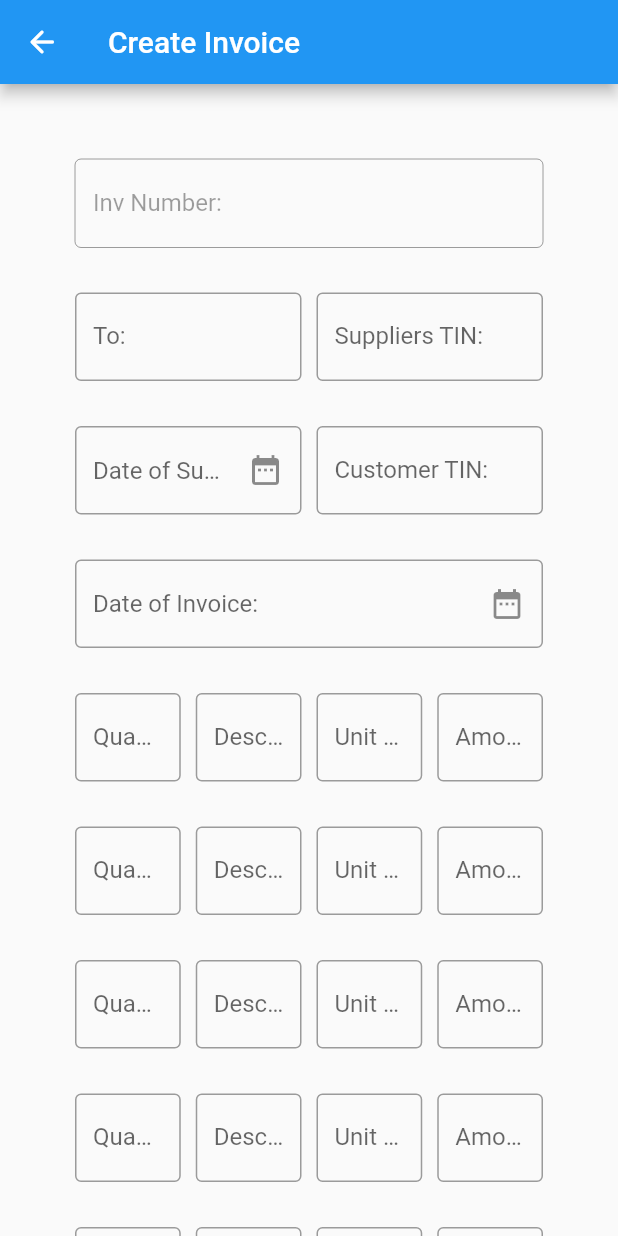
After one commit to Charuhasen/Invoice-Generator, a Flutter app: the CreateInvoice screen opened directly, on a phone screen of 412 x 824 dp. The commit adds this screen. Run offline on Flutter 3.47's test engine with Material 2 defaults, Android fonts, the phone set to English and light mode, and no system bars; our stand-ins replace file_picker, get, hive_flutter; accounts and stored records are empty.

Commit message:
UI for Create Invoice

```diff
--- /dev/null
+++ b/lib/models/product.dart
@@ -0,0 +1,13 @@
+class Product {
+  int quantity;
+  String description;
+  double unitPrice;
+  double amount;
+
+  Product({
+    required this.quantity,
+    required this.description,
+    required this.unitPrice,
+    required this.amount,
+  });
+}
--- /dev/null
+++ b/lib/pages/create_invoice.dart
@@ -0,0 +1,470 @@
+import 'package:flutter/material.dart';
+import 'package:get/get.dart';
+
+class CreateInvoice extends StatefulWidget {
+  const CreateInvoice({super.key});
+
+  @override
+  State<CreateInvoice> createState() => _CreateInvoiceState();
+}
+
+class _CreateInvoiceState extends State<CreateInvoice> {
+  //Text Editing Cntroller
+  TextEditingController invoiceNumberController = TextEditingController();
+  TextEditingController toController = TextEditingController();
+  TextEditingController suppliersTINController = TextEditingController();
+  TextEditingController dateOfSupplyController = TextEditingController();
+  TextEditingController customerTINController = TextEditingController();
+  TextEditingController dateOfInvoiceController = TextEditingController();
+  //Product Text Controller
+  TextEditingController quantityOneController = TextEditingController();
+  TextEditingController descriptionOneController = TextEditingController();
+  TextEditingController unitPriceOneController = TextEditingController();
+  TextEditingController amountOneController = TextEditingController();
+  //
+  TextEditingController quantityTwoController = TextEditingController();
+  TextEditingController descriptionTwoController = TextEditingController();
+  TextEditingController unitPriceTwoController = TextEditingController();
+  TextEditingController amountTwoController = TextEditingController();
+  //
+  TextEditingController quantityThreeController = TextEditingController();
+  TextEditingController descriptionThreeController = TextEditingController();
+  TextEditingController unitPriceThreeController = TextEditingController();
+  TextEditingController amountThreeController = TextEditingController();
+  //
+  TextEditingController quantityFourController = TextEditingController();
+  TextEditingController descriptionFourController = TextEditingController();
+  TextEditingController unitPriceFourController = TextEditingController();
+  TextEditingController amountFourController = TextEditingController();
+  //
+  TextEditingController quantityFiveController = TextEditingController();
+  TextEditingController descriptionFiveController = TextEditingController();
+  TextEditingController unitPriceFiveController = TextEditingController();
+  TextEditingController amountFiveController = TextEditingController();
+  //
+  TextEditingController termsOfPaymentController = TextEditingController();
+
+  void _showDatePicker(TextEditingController nameOfController) {
+    showDatePicker(
+      context: context,
+      initialDate: DateTime.now(),
+      firstDate: DateTime(2000),
+      lastDate: DateTime(4000),
+    ).then((value) {
+      setState(() {
+        String day = value!.day.toString();
+        String month = value.month.toString();
+        String year = value.year.toString();
+        nameOfController.text = "$day/$month/$year";
+      });
+    });
+  }
+
+  @override
+  Widget build(BuildContext context) {
+    return Scaffold(
+      appBar: AppBar(
+        title: const Text("Create Invoice"),
+        leading: IconButton(
+          icon: const Icon(Icons.arrow_back_rounded),
+          onPressed: () {
+            Get.back();
+          },
+        ),
+      ),
+      body: SingleChildScrollView(
+        child: Padding(
+          padding: const EdgeInsets.all(50.0),
+          child: Column(
+            mainAxisSize: MainAxisSize.min,
+            mainAxisAlignment: MainAxisAlignment.spaceAround,
+            children: [
+              Flexible(
+                child: TextFormField(
+                  controller: invoiceNumberController,
+                  decoration: const InputDecoration(
+                    labelText: "Inv Number: ",
+                    border: OutlineInputBorder(),
+                    enabled: false,
+                  ),
+                ),
+              ),
+              /////
+              const SizedBox(
+                height: 30,
+              ),
+              Row(
+                children: [
+                  Flexible(
+                    child: TextFormField(
+                      controller: toController,
+                      decoration: const InputDecoration(
+                        labelText: "To: ",
+                        border: OutlineInputBorder(),
+                      ),
+                    ),
+                  ),
+                  const SizedBox(
+                    width: 10,
+                  ),
+                  Flexible(
+                    child: TextFormField(
+                      controller: suppliersTINController,
+                      decoration: const InputDecoration(
+                        labelText: "Suppliers TIN: ",
+                        border: OutlineInputBorder(),
+                      ),
+                    ),
+                  ),
+                ],
+              ),
+              ///////
+              const SizedBox(
+                height: 30,
+              ),
+              Row(
+                children: [
+                  Flexible(
+                    child: TextField(
+                      controller: dateOfSupplyController,
+                      decoration: InputDecoration(
+                        hintText: "Date of Supply",
+                        border: const OutlineInputBorder(),
+                        suffixIcon: IconButton(
+                          onPressed: () {
+                            _showDatePicker(dateOfSupplyController);
+                          },
+                          icon: const Icon(Icons.date_range),
+                        ),
+                      ),
+                    ),
+                  ),
+                  const SizedBox(
+                    width: 10,
+                  ),
+                  Flexible(
+                    child: TextFormField(
+                      controller: customerTINController,
+                      decoration: const InputDecoration(
+                        labelText: "Customer TIN: ",
+                        border: OutlineInputBorder(),
+                      ),
+                    ),
+                  ),
+                ],
+              ),
+              //////
+              const SizedBox(
+                height: 30,
+              ),
+              Flexible(
+                child: TextField(
+                  controller: dateOfInvoiceController,
+                  decoration: InputDecoration(
+                    hintText: "Date of Invoice: ",
+                    border: const OutlineInputBorder(),
+                    suffixIcon: IconButton(
+                      onPressed: () {
+                        _showDatePicker(dateOfInvoiceController);
+                      },
+                      icon: const Icon(Icons.date_range),
+                    ),
+                  ),
+                ),
+              ),
+              //////
+              const SizedBox(
+                height: 30,
+              ),
+              //Product One
+              Row(
+                children: [
+                  Flexible(
+                    child: TextFormField(
+                      controller: quantityOneController,
+                      decoration: const InputDecoration(
+                        labelText: "Quantity: ",
+                        border: OutlineInputBorder(),
+                      ),
+                    ),
+                  ),
+                  const SizedBox(
+                    width: 10,
+                  ),
+                  Flexible(
+                    child: TextFormField(
+                      controller: descriptionOneController,
+                      decoration: const InputDecoration(
+                        labelText: "Description: ",
+                        border: OutlineInputBorder(),
+                      ),
+                    ),
+                  ),
+                  const SizedBox(
+                    width: 10,
+                  ),
+                  Flexible(
+                    child: TextFormField(
+                      controller: unitPriceOneController,
+                      decoration: const InputDecoration(
+                        labelText: "Unit Price: ",
+                        border: OutlineInputBorder(),
+                      ),
+                    ),
+                  ),
+                  const SizedBox(
+                    width: 10,
+                  ),
+                  Flexible(
+                    child: TextFormField(
+                      controller: amountOneController,
+                      decoration: const InputDecoration(
+                        labelText: "Amount: ",
+                        border: OutlineInputBorder(),
+                      ),
+                    ),
+                  ),
+                ],
+              ),
+              //////
+              const SizedBox(
+                height: 30,
+              ),
+              //Product Two
+              Row(
+                children: [
+                  Flexible(
+                    child: TextFormField(
+                      controller: quantityTwoController,
+                      decoration: const InputDecoration(
+                        labelText: "Quantity: ",
+                        border: OutlineInputBorder(),
+                      ),
+                    ),
+                  ),
+                  const SizedBox(
+                    width: 10,
+                  ),
+                  Flexible(
+                    child: TextFormField(
+                      controller: descriptionTwoController,
+                      decoration: const InputDecoration(
+                        labelText: "Description: ",
+                        border: OutlineInputBorder(),
+                      ),
+                    ),
+                  ),
+                  const SizedBox(
+                    width: 10,
+                  ),
+                  Flexible(
+                    child: TextFormField(
+                      controller: unitPriceTwoController,
+                      decoration: const InputDecoration(
+                        labelText: "Unit Price: ",
+                        border: OutlineInputBorder(),
+                      ),
+                    ),
+                  ),
+                  const SizedBox(
+                    width: 10,
+                  ),
+                  Flexible(
+                    child: TextFormField(
+                      controller: amountTwoController,
+                      decoration: const InputDecoration(
+                        labelText: "Amount: ",
+                        border: OutlineInputBorder(),
+                      ),
+                    ),
+                  ),
+                ],
+              ),
+              //////
+              const SizedBox(
+                height: 30,
+              ),
+              //Product Three
+              Row(
+                children: [
+                  Flexible(
+                    child: TextFormField(
+                      controller: quantityThreeController,
+                      decoration: const InputDecoration(
+                        labelText: "Quantity: ",
+                        border: OutlineInputBorder(),
+                      ),
+                    ),
+                  ),
+                  const SizedBox(
+                    width: 10,
+                  ),
+                  Flexible(
+                    child: TextFormField(
+                      controller: descriptionThreeController,
+                      decoration: const InputDecoration(
+                        labelText: "Description: ",
+                        border: OutlineInputBorder(),
+                      ),
+                    ),
+                  ),
+                  const SizedBox(
+                    width: 10,
+                  ),
+                  Flexible(
+                    child: TextFormField(
+                      controller: unitPriceThreeController,
+                      decoration: const InputDecoration(
+                        labelText: "Unit Price: ",
+                        border: OutlineInputBorder(),
+                      ),
+                    ),
+                  ),
+                  const SizedBox(
+                    width: 10,
+                  ),
+                  Flexible(
+                    child: TextFormField(
+                      controller: amountThreeController,
+                      decoration: const InputDecoration(
+                        labelText: "Amount: ",
+                        border: OutlineInputBorder(),
+                      ),
+                    ),
+                  ),
+                ],
+              ),
+              //////
+              const SizedBox(
+                height: 30,
+              ),
+              //Product Four
+              Row(
+                children: [
+                  Flexible(
+                    child: TextFormField(
+                      controller: quantityFourController,
+                      decoration: const InputDecoration(
+                        labelText: "Quantity: ",
+                        border: OutlineInputBorder(),
+                      ),
+                    ),
+                  ),
+                  const SizedBox(
+                    width: 10,
+                  ),
+                  Flexible(
+                    child: TextFormField(
+                      controller: descriptionFourController,
+                      decoration: const InputDecoration(
+                        labelText: "Description: ",
+                        border: OutlineInputBorder(),
+                      ),
+                    ),
+                  ),
+                  const SizedBox(
+                    width: 10,
+                  ),
+                  Flexible(
+                    child: TextFormField(
+                      controller: unitPriceFourController,
+                      decoration: const InputDecoration(
+                        labelText: "Unit Price: ",
+                        border: OutlineInputBorder(),
+                      ),
+                    ),
+                  ),
+                  const SizedBox(
+                    width: 10,
+                  ),
+                  Flexible(
+                    child: TextFormField(
+                      controller: amountFourController,
+                      decoration: const InputDecoration(
+                        labelText: "Amount: ",
+                        border: OutlineInputBorder(),
+                      ),
+                    ),
+                  ),
+                ],
+              ),
+              //////
+              const SizedBox(
+                height: 30,
+              ),
+              //Product Five
+              Row(
+                children: [
+                  Flexible(
+                    child: TextFormField(
+                      controller: quantityFiveController,
+                      decoration: const InputDecoration(
+                        labelText: "Quantity: ",
+                        border: OutlineInputBorder(),
+                      ),
+                    ),
+                  ),
+                  const SizedBox(
+                    width: 10,
+                  ),
+                  Flexible(
+                    child: TextFormField(
+                      controller: descriptionFiveController,
+                      decoration: const InputDecoration(
+                        labelText: "Description: ",
+                        border: OutlineInputBorder(),
+                      ),
+                    ),
+                  ),
+                  const SizedBox(
+                    width: 10,
+                  ),
+                  Flexible(
+                    child: TextFormField(
+                      controller: unitPriceFiveController,
+                      decoration: const InputDecoration(
+                        labelText: "Unit Price: ",
+                        border: OutlineInputBorder(),
+                      ),
+                    ),
+                  ),
+                  const SizedBox(
+                    width: 10,
+                  ),
+                  Flexible(
+                    child: TextFormField(
+                      controller: amountFiveController,
+                      decoration: const InputDecoration(
+                        labelText: "Amount: ",
+                        border: OutlineInputBorder(),
+                      ),
+                    ),
+                  ),
+                ],
+              ),
+              const SizedBox(
+                height: 30,
+              ),
+              Flexible(
+                child: TextFormField(
+                  controller: termsOfPaymentController,
+                  decoration: const InputDecoration(
+                    labelText: "Terms of Payment: ",
+                    border: OutlineInputBorder(),
+                  ),
+                ),
+              ),
+              const SizedBox(
+                height: 30,
+              ),
+              ElevatedButton(
+                onPressed: () {},
+                child: const Text("Generate"),
+              )
+            ],
+          ),
+        ),
+      ),
+    );
+  }
+}
--- a/lib/pages/home_page.dart
+++ b/lib/pages/home_page.dart
@@ -1,4 +1,6 @@
 import 'package:get/get.dart';
+import 'package:invoice_generator/pages/create_invoice.dart';
+import 'package:invoice_generator/pages/login.dart';
 import 'package:invoice_generator/pages/settings_page.dart';
 import '../constants.dart' as constants;
 import 'package:flutter/material.dart';
@@ -34,14 +36,20 @@ class _HomePageState extends State<HomePage> {
             ListTile(
               title: const Text('Logout'),
               onTap: () {
-                // Update the state of the app.
+                Get.offAll(const LoginPage());
               },
             ),
           ],
         ),
       ),
       body: Container(
-        child: Text("HomePage"),
+        child: const Text("HomePage"),
+      ),
+      floatingActionButton: FloatingActionButton(
+        child: const Icon(Icons.add),
+        onPressed: () {
+          Get.to(const CreateInvoice());
+        },
       ),
     );
   }
```
